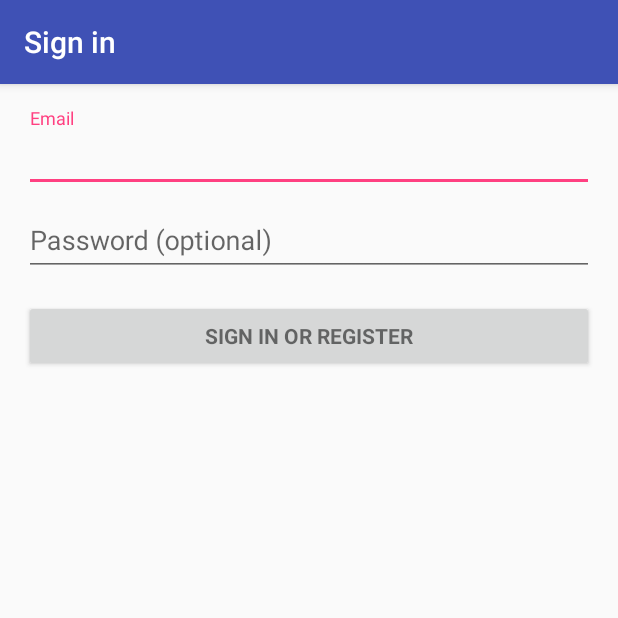
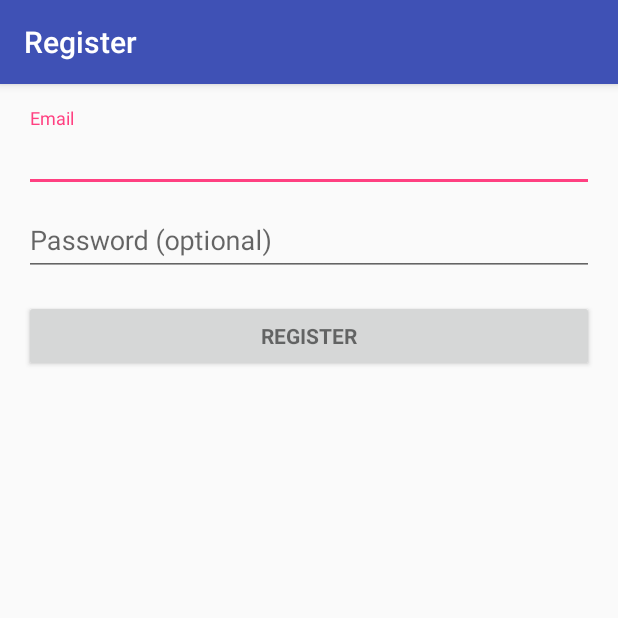
Before and after one commit to yangxk15/PantryPlanner, an Android app: the RegisterActivity screen opened directly, with no data from a screen before it, on a phone screen of 412 x 824 dp, the top half of it. Run offline under Robolectric (Android 15) with nearby library versions, the phone set to English and light mode, and no system bars; 2 statements that could not run were skipped.

Commit message:
Setup simple login/register logic. Dummy Credentials: "foo@example.com:hello", "bar@example.com:world"

```diff
--- a/app/src/main/java/edu/dartmouth/cs/pantryplanner/pantryplanner/RegisterActivity.java
+++ b/app/src/main/java/edu/dartmouth/cs/pantryplanner/pantryplanner/RegisterActivity.java
@@ -86,7 +86,8 @@ public class RegisterActivity extends AppCompatActivity implements LoaderCallbac
         mEmailSignInButton.setOnClickListener(new OnClickListener() {
             @Override
             public void onClick(View view) {
-                attemptLogin();
+                finish();
+                //attemptLogin();
             }
         });
 
--- a/app/src/main/res/layout/activity_register.xml
+++ b/app/src/main/res/layout/activity_register.xml
@@ -40,8 +40,7 @@
                     android:layout_height="wrap_content"
                     android:hint="@string/prompt_email"
                     android:inputType="textEmailAddress"
-                    android:maxLines="1"
-                    android:singleLine="true" />
+                    android:maxLines="1" />
 
             </android.support.design.widget.TextInputLayout>
 
@@ -58,8 +57,7 @@
                     android:imeActionLabel="@string/action_sign_in_short"
                     android:imeOptions="actionUnspecified"
                     android:inputType="textPassword"
-                    android:maxLines="1"
-                    android:singleLine="true" />
+                    android:maxLines="1" />
 
             </android.support.design.widget.TextInputLayout>
 
@@ -69,7 +67,7 @@
                 android:layout_width="match_parent"
                 android:layout_height="wrap_content"
                 android:layout_marginTop="16dp"
-                android:text="@string/action_sign_in"
+                android:text="@string/action_register"
                 android:textStyle="bold" />
 
         </LinearLayout>
--- /dev/null
+++ b/app/src/main/res/values/ids.xml
@@ -0,0 +1,5 @@
+<?xml version="1.0" encoding="utf-8"?>
+<resources>
+    <item name="visible" type="id"/>
+    <item name="masked" type="id"/>
+</resources>
--- a/app/src/main/res/values/strings.xml
+++ b/app/src/main/res/values/strings.xml
@@ -9,6 +9,7 @@
     <string name="prompt_password">Password (optional)</string>
     <string name="action_sign_in">Sign in or register</string>
     <string name="action_sign_in_short">Sign in</string>
+    <string name="action_register">Register</string>
     <string name="error_invalid_email">This email address is invalid</string>
     <string name="error_invalid_password">This password is too short</string>
     <string name="error_incorrect_password">This password is incorrect</string>
@@ -19,5 +20,5 @@
 
     <!-- TODO: Remove or change this placeholder text -->
     <string name="hello_blank_fragment">Hello blank fragment</string>
-    <string name="title_activity_register">Sign in</string>
+    <string name="title_activity_register">Register</string>
 </resources>
```
Also changed, not shown: app/src/main/java/edu/dartmouth/cs/pantryplanner/pantryplanner/LoginActivity.java (+10 -0 lines), app/src/main/java/edu/dartmouth/cs/pantryplanner/pantryplanner/MainActivity.java (+20 -3 lines), app/src/main/java/edu/dartmouth/cs/pantryplanner/pantryplanner/RequestCode.java (added, +9 -0 lines), app/src/main/res/layout/activity_login.xml (+12 -5 lines).
